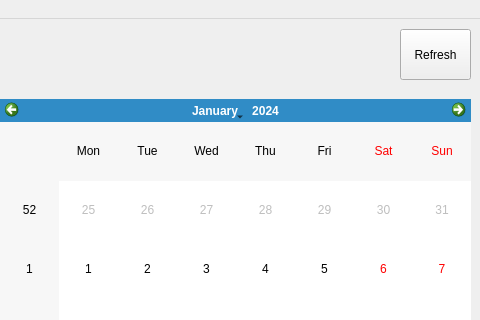
Before: the Qt Designer form mainwindow.ui in TommasoBotarelli/MyD14ry, drawn with Qt 5; both pictures show x 320 to 800 and y 0 to 320 of the 800 by 600 pixel window.
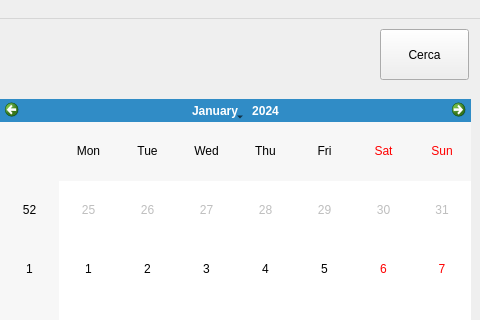
After: the same form once the commit is applied.

What changed in the file:
```diff
--- a/mainwindow.ui
+++ b/mainwindow.ui
@@ -88,14 +88,14 @@
    <widget class="QPushButton" name="RefreshButton">
     <property name="geometry">
      <rect>
-      <x>720</x>
+      <x>700</x>
       <y>10</y>
-      <width>71</width>
+      <width>89</width>
       <height>51</height>
      </rect>
     </property>
     <property name="text">
-     <string>Refresh</string>
+     <string>Cerca</string>
     </property>
    </widget>
   </widget>
```
Left out of the diff: 2 changed lines with no effect on the pictures.
